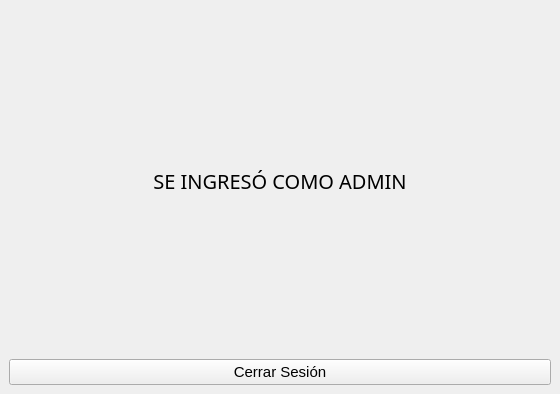
Qt form designer/system.ui (LeonelScalise/EDDYPOO-REY_V2.0) before a commit.
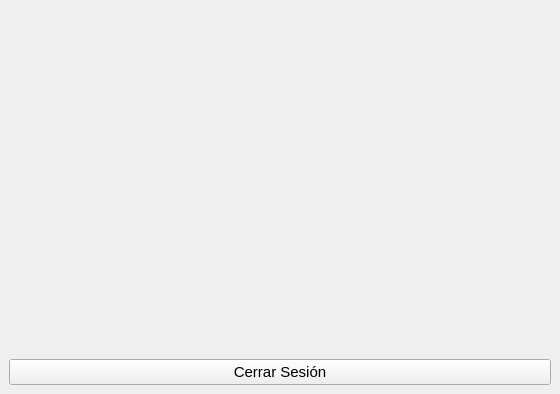
The same form after that commit.

What changed in the file:
```diff
--- a/designer/system.ui
+++ b/designer/system.ui
@@ -20,11 +20,11 @@
       <property name="font">
        <font>
         <family>Segoe UI Semibold</family>
-        <pointsize>15</pointsize>
+        <pointsize>12</pointsize>
        </font>
       </property>
       <property name="text">
-       <string>SE INGRESÓ COMO ADMIN</string>
+       <string/>
       </property>
       <property name="alignment">
        <set>Qt::AlignCenter</set>
```
Left out of the diff: 26 changed lines with no effect on the pictures.
